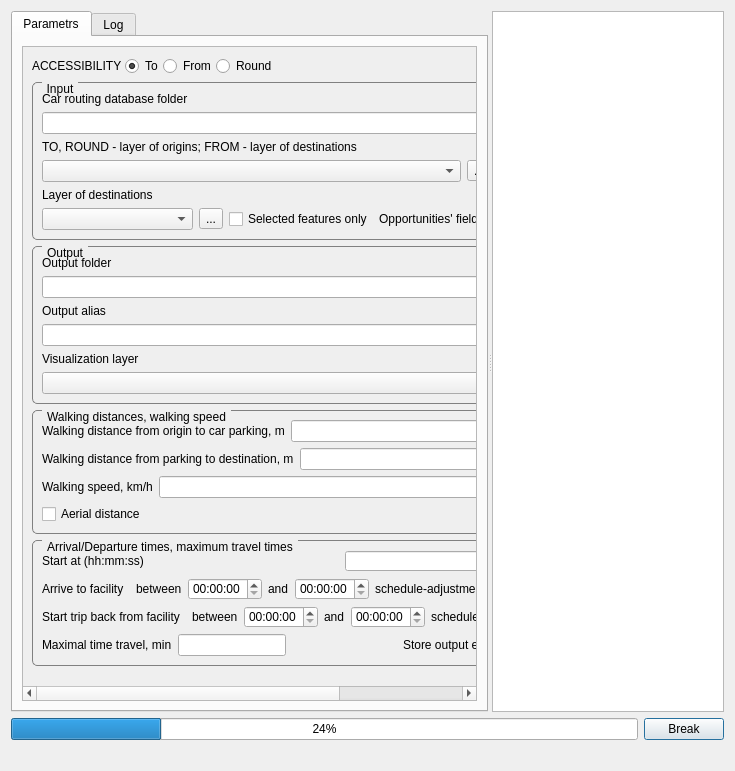
Above: UI/car.ui from ishusterman/tau_net_calc before the change. Below: the same form after it.
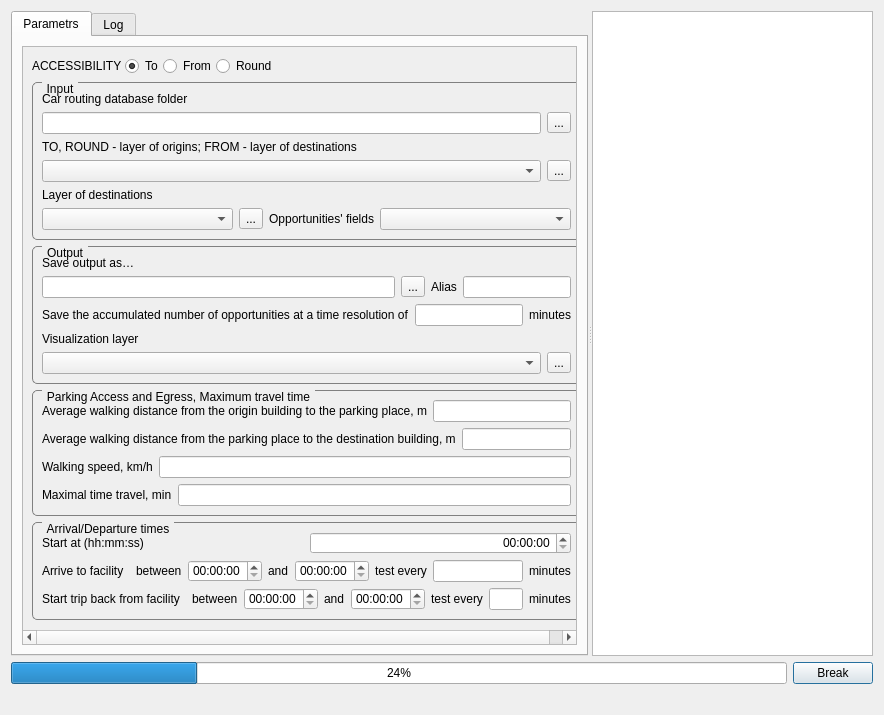
That is the form after the change. Custom widgets are drawn as their Qt base class.

```diff
--- a/UI/car.ui
+++ b/UI/car.ui
@@ -9,8 +9,8 @@
    <rect>
     <x>0</x>
     <y>0</y>
-    <width>735</width>
-    <height>771</height>
+    <width>884</width>
+    <height>715</height>
    </rect>
   </property>
   <property name="sizePolicy">
@@ -82,9 +82,9 @@
            <property name="geometry">
             <rect>
              <x>0</x>
-             <y>-290</y>
-             <width>742</width>
-             <height>796</height>
+             <y>-221</y>
+             <width>654</width>
+             <height>748</height>
             </rect>
            </property>
            <property name="sizePolicy">
@@ -241,19 +241,6 @@
                        </property>
                       </widget>
                      </item>
-                     <item>
-                      <widget class="QCheckBox" name="cbSelectedOnly1">
-                       <property name="sizePolicy">
-                        <sizepolicy hsizetype="Fixed" vsizetype="Fixed">
-                         <horstretch>0</horstretch>
-                         <verstretch>0</verstretch>
-                        </sizepolicy>
-                       </property>
-                       <property name="text">
-                        <string>Selected features only</string>
-                       </property>
-                      </widget>
-                     </item>
                     </layout>
                    </item>
                    <item>
@@ -282,19 +269,6 @@
                        </property>
                       </widget>
                      </item>
-                     <item>
-                      <widget class="QCheckBox" name="cbSelectedOnly2">
-                       <property name="sizePolicy">
-                        <sizepolicy hsizetype="Fixed" vsizetype="Fixed">
-                         <horstretch>0</horstretch>
-                         <verstretch>0</verstretch>
-                        </sizepolicy>
-                       </property>
-                       <property name="text">
-                        <string>Selected features only</string>
-                       </property>
-                      </widget>
-                     </item>
                      <item>
                       <widget class="QLabel" name="label">
                        <property name="sizePolicy">
@@ -354,7 +328,7 @@
                    <item>
                     <widget class="QLabel" name="label_13">
                      <property name="text">
-                      <string>Output folder</string>
+                      <string>Save output as…</string>
                      </property>
                     </widget>
                    </item>
@@ -383,17 +357,67 @@
                        </property>
                       </widget>
                      </item>
+                     <item>
+                      <widget class="QLabel" name="lblAlias">
+                       <property name="text">
+                        <string>Alias</string>
+                       </property>
+                      </widget>
+                     </item>
+                     <item>
+                      <widget class="QLineEdit" name="txtAlias">
+                       <property name="sizePolicy">
+                        <sizepolicy hsizetype="Fixed" vsizetype="Fixed">
+                         <horstretch>0</horstretch>
+                         <verstretch>0</verstretch>
+                        </sizepolicy>
+                       </property>
+                      </widget>
+                     </item>
                     </layout>
                    </item>
                    <item>
-                    <widget class="QLabel" name="label_12">
-                     <property name="text">
-                      <string>Output alias</string>
-                     </property>
-                    </widget>
-                   </item>
-                   <item>
-                    <widget class="QLineEdit" name="txtAlias"/>
+                    <layout class="QHBoxLayout" name="horizontalLayout_7">
+                     <item>
+                      <widget class="QLabel" name="lblTimeInterval">
+                       <property name="text">
+                        <string>Save the accumulated number of opportunities at a time resolution of</string>
+                       </property>
+                      </widget>
+                     </item>
+                     <item>
+                      <widget class="QLineEdit" name="txtTimeInterval">
+                       <property name="sizePolicy">
+                        <sizepolicy hsizetype="Fixed" vsizetype="Fixed">
+                         <horstretch>0</horstretch>
+                         <verstretch>0</verstretch>
+                        </sizepolicy>
+                       </property>
+                       <property name="text">
+                        <string/>
+                       </property>
+                       <property name="alignment">
+                        <set>Qt::AlignRight|Qt::AlignTrailing|Qt::AlignVCenter</set>
+                       </property>
+                      </widget>
+                     </item>
+                     <item>
+                      <widget class="QLabel" name="lblTimeInterval2">
+                       <property name="sizePolicy">
+                        <sizepolicy hsizetype="Fixed" vsizetype="Fixed">
+                         <horstretch>0</horstretch>
+                         <verstretch>0</verstretch>
+                        </sizepolicy>
+                       </property>
+                       <property name="text">
+                        <string>minutes</string>
+                       </property>
+                       <property name="alignment">
+                        <set>Qt::AlignRight|Qt::AlignTrailing|Qt::AlignVCenter</set>
+                       </property>
+                      </widget>
+                     </item>
+                    </layout>
                    </item>
                    <item>
                     <widget class="QLabel" name="lblVusual">
@@ -441,7 +465,7 @@
                     </string>
                   </property>
                   <property name="title">
-                   <string>Walking distances, walking speed</string>
+                   <string>Parking Access and Egress, Maximum travel time</string>
                   </property>
                   <layout class="QVBoxLayout" name="verticalLayout_params">
                    <item>
@@ -449,7 +473,7 @@
                      <item>
                       <widget class="QLabel" name="label_2">
                        <property name="text">
-                        <string>Walking distance from origin to car parking, m</string>
+                        <string>Average walking distance from the origin building to the parking place, m</string>
                        </property>
                       </widget>
                      </item>
@@ -467,7 +491,7 @@
                      <item>
                       <widget class="QLabel" name="label_4">
                        <property name="text">
-                        <string>Walking distance from parking to destination, m</string>
+                        <string>Average walking distance from the parking place to the destination building, m</string>
                        </property>
                       </widget>
                      </item>
@@ -499,11 +523,21 @@
                     </layout>
                    </item>
                    <item>
-                    <layout class="QHBoxLayout" name="horizontalLayout_14">
+                    <layout class="QHBoxLayout" name="horizontalLayout_8">
                      <item>
-                      <widget class="QCheckBox" name="cbRunOnAir">
+                      <widget class="QLabel" name="label_3">
                        <property name="text">
-                        <string>Aerial distance</string>
+                        <string>Maximal time travel, min</string>
+                       </property>
+                      </widget>
+                     </item>
+                     <item>
+                      <widget class="QLineEdit" name="txtMaxTimeTravel">
+                       <property name="text">
+                        <string/>
+                       </property>
+                       <property name="alignment">
+                        <set>Qt::AlignRight</set>
                        </property>
                       </widget>
                      </item>
@@ -534,7 +568,7 @@
                     </string>
                   </property>
                   <property name="title">
-                   <string>Arrival/Departure times, maximum travel times</string>
+                   <string>Arrival/Departure times</string>
                   </property>
                   <layout class="QVBoxLayout" name="verticalLayout_times">
                    <item>
@@ -614,7 +648,7 @@
                        <item>
                         <widget class="QLabel" name="lblRoundtrip4">
                          <property name="text">
-                          <string>schedule-adjustment gap</string>
+                          <string>test every</string>
                          </property>
                         </widget>
                        </item>
@@ -650,7 +684,14 @@
                       </layout>
                      </item>
                      <item>
-                      <widget class="QWidget" name="widget_spacer4" native="true"/>
+                      <widget class="QWidget" name="widget_spacer4" native="true">
+                       <property name="sizePolicy">
+                        <sizepolicy hsizetype="Expanding" vsizetype="Preferred">
+                         <horstretch>0</horstretch>
+                         <verstretch>0</verstretch>
+                        </sizepolicy>
+                       </property>
+                      </widget>
                      </item>
                      <item>
                       <layout class="QHBoxLayout" name="rightLayout2">
@@ -685,7 +726,7 @@
                        <item>
                         <widget class="QLabel" name="lblRoundtrip9">
                          <property name="text">
-                          <string>schedule-adjustment gap</string>
+                          <string>test every</string>
                          </property>
                         </widget>
                        </item>
@@ -707,54 +748,6 @@
                      </item>
                     </layout>
                    </item>
-                   <item>
-                    <layout class="QHBoxLayout" name="horizontalLayout_8">
-                     <item>
-                      <widget class="QLabel" name="label_3">
-                       <property name="text">
-                        <string>Maximal time travel, min</string>
-                       </property>
-                      </widget>
-                     </item>
-                     <item>
-                      <widget class="QLineEdit" name="txtMaxTimeTravel">
-                       <property name="text">
-                        <string/>
-                       </property>
-                       <property name="alignment">
-                        <set>Qt::AlignRight</set>
-                       </property>
-                      </widget>
-                     </item>
-                     <item>
-                      <widget class="QWidget" name="widget_spacer2" native="true">
-                       <property name="sizePolicy">
-                        <sizepolicy hsizetype="Expanding" vsizetype="Fixed">
-                         <horstretch>0</horstretch>
-                         <verstretch>0</verstretch>
-                        </sizepolicy>
-                       </property>
-                      </widget>
-                     </item>
-                     <item>
-                      <widget class="QLabel" name="label_6">
-                       <property name="text">
-                        <string>Store output every, min</string>
-                       </property>
-                      </widget>
-                     </item>
-                     <item>
-                      <widget class="QLineEdit" name="txtTimeInterval">
-                       <property name="text">
-                        <string/>
-                       </property>
-                       <property name="alignment">
-                        <set>Qt::AlignRight</set>
-                       </property>
-                      </widget>
-                     </item>
-                    </layout>
-                   </item>
                   </layout>
                  </widget>
                 </item>
```
